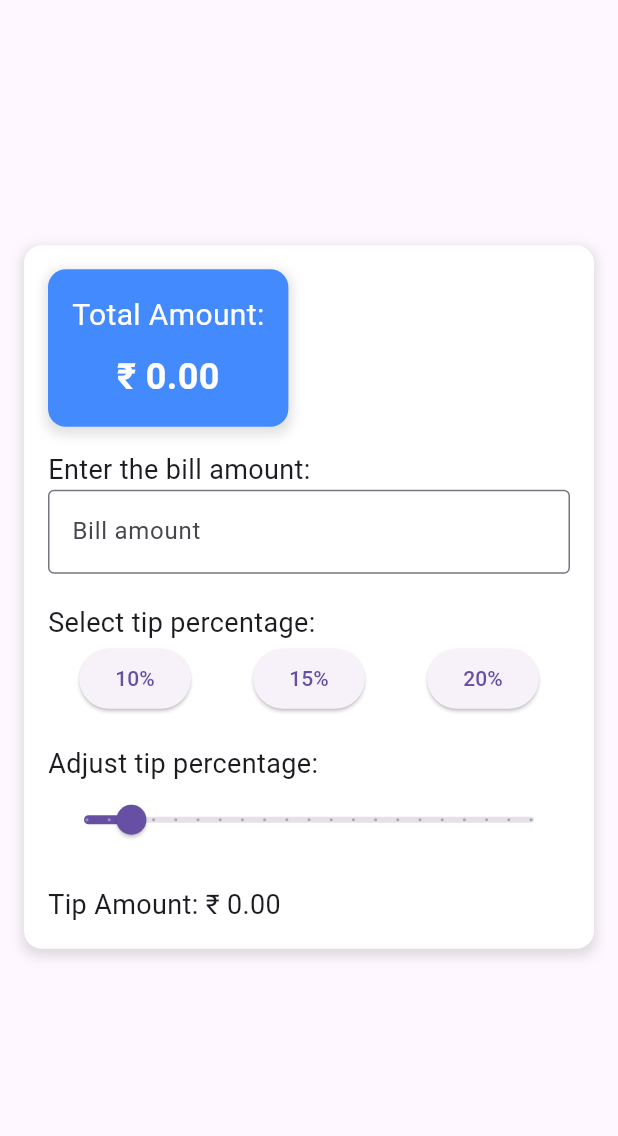
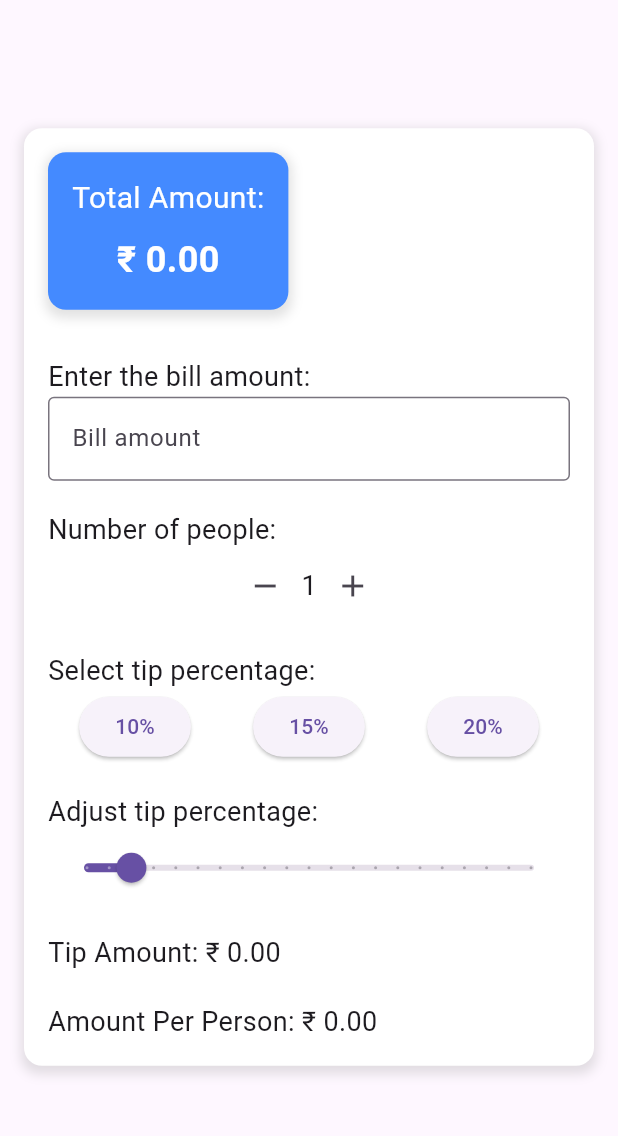
Before and after one commit to SubhasreeCodes/tip_calculator, a Flutter app: the screen it shows after launch, on a phone screen of 412 x 824 dp, the part 63-1199 px from its top. Run offline on Flutter 3.47's test engine with Material 3 defaults, Android fonts, the phone set to English and light mode, and no system bars.

Commit message:
Update TipCalculatorScreen.dart

```diff
--- a/lib/screens/TipCalculatorScreen.dart
+++ b/lib/screens/TipCalculatorScreen.dart
@@ -8,18 +8,22 @@ class TipCalculatorScreen extends StatefulWidget {
 
 class _TipCalculatorScreenState extends State<TipCalculatorScreen> {
   final TextEditingController _billController = TextEditingController();
+  int _peopleCount = 1; // Default to 1 person
+
   double _tipPercentage = 10.0; // Initial tip percentage
   double _tipAmount = 0.0;
   double _totalAmount = 0.0;
+  double _amountPerPerson = 0.0;
 
-  // Function to calculate the tip and total
+  // Function to calculate the tip, total, and amount per person
   void _calculateTip() {
     double billAmount = double.tryParse(_billController.text) ?? 0.0;
 
-    if (billAmount > 0) {
+    if (billAmount > 0 && _peopleCount > 0) {
       setState(() {
         _tipAmount = billAmount * _tipPercentage / 100;
         _totalAmount = billAmount + _tipAmount;
+        _amountPerPerson = _totalAmount / _peopleCount;
       });
     }
   }
@@ -53,7 +57,7 @@ class _TipCalculatorScreenState extends State<TipCalculatorScreen> {
                 // Total Amount Card
                 Container(
                   padding: EdgeInsets.all(16.0),
-                  margin: EdgeInsets.only(bottom: 16.0), // Space below the total card
+                  margin: EdgeInsets.only(bottom: 32.0), // Increased bottom margin
                   decoration: BoxDecoration(
                     color: Colors.blueAccent, // Background color for the total card
                     borderRadius: BorderRadius.circular(12.0),
@@ -94,6 +98,42 @@ class _TipCalculatorScreenState extends State<TipCalculatorScreen> {
                     hintText: 'Bill amount',
                   ),
                   onChanged: (value) => _calculateTip(),
+                ),
+                SizedBox(height: 20),
+
+                // Number of People Input with + and - Buttons
+                Text(
+                  'Number of people:',
+                  style: TextStyle(fontSize: 18),
+                ),
+                Row(
+                  mainAxisAlignment: MainAxisAlignment.center,
+                  children: [
+                    IconButton(
+                      icon: Icon(Icons.remove),
+                      onPressed: () {
+                        setState(() {
+                          if (_peopleCount > 1) {
+                            _peopleCount--;
+                          }
+                          _calculateTip();
+                        });
+                      },
+                    ),
+                    Text(
+                      '$_peopleCount',
+                      style: TextStyle(fontSize: 18),
+                    ),
+                    IconButton(
+                      icon: Icon(Icons.add),
+                      onPressed: () {
+                        setState(() {
+                          _peopleCount++;
+                          _calculateTip();
+                        });
+                      },
+                    ),
+                  ],
                 ),
                 SizedBox(height: 20),
 
@@ -161,6 +201,14 @@ class _TipCalculatorScreenState extends State<TipCalculatorScreen> {
                   'Tip Amount: \₹ ${_tipAmount.toStringAsFixed(2)}',
                   style: TextStyle(fontSize: 18),
                 ),
+
+                SizedBox(height: 20),
+
+                // Display Amount Per Person
+                Text(
+                  'Amount Per Person: \₹ ${_amountPerPerson.toStringAsFixed(2)}',
+                  style: TextStyle(fontSize: 18),
+                ),
               ],
             ),
           ),
```
